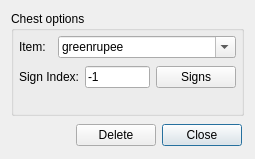
Old version of the form EditChestDialog.ui in the repository lukegrahamSydney/TilesEditor.
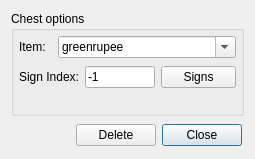
New version of the form. Icons and pictures are not drawn.

Patch:
```diff
--- a/EditChestDialog.ui
+++ b/EditChestDialog.ui
@@ -241,6 +241,12 @@
          </item>
          <item>
           <widget class="QPushButton" name="signsButton">
+           <property name="minimumSize">
+            <size>
+             <width>75</width>
+             <height>0</height>
+            </size>
+           </property>
            <property name="text">
             <string>Signs</string>
            </property>
```
Left out of the diff: 12 changed lines with no effect on the pictures.
